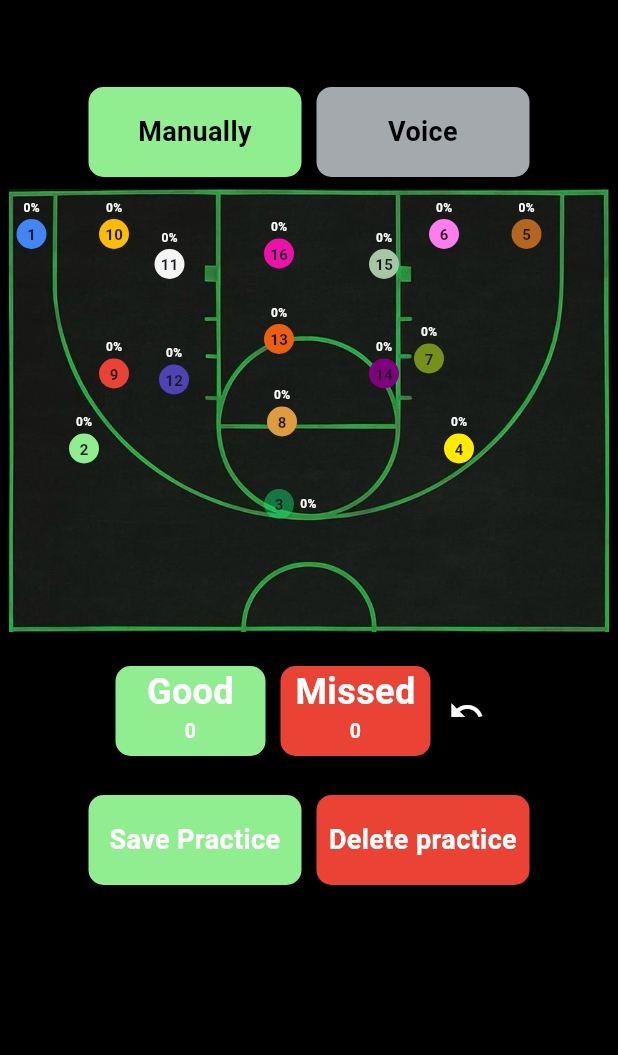
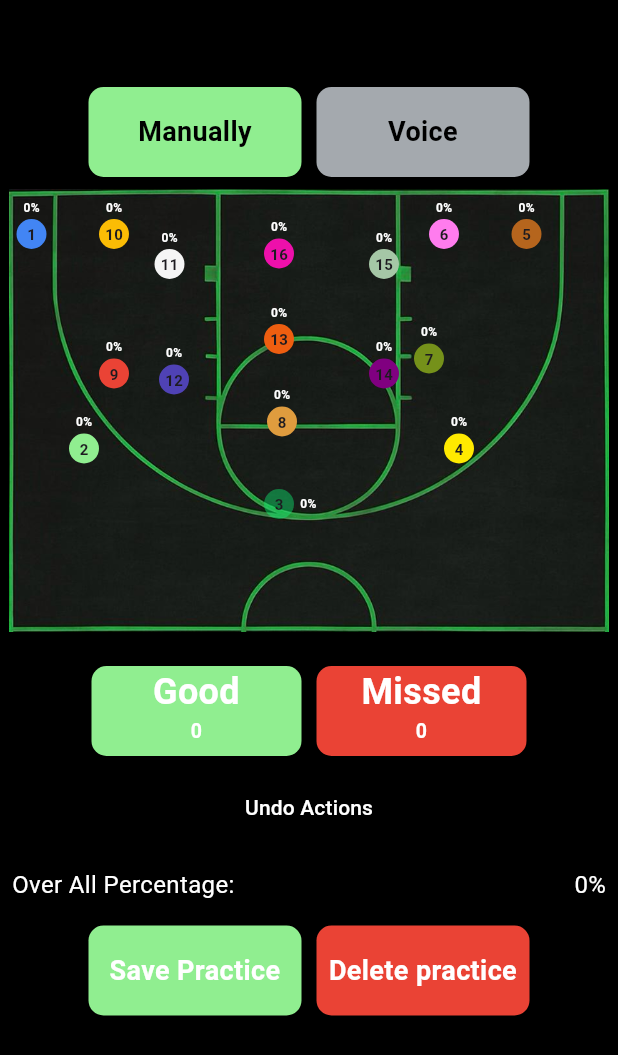
Before and after one commit to fwdAndroid/swee16, a Flutter app: the HomePage screen opened directly, on a phone screen of 412 x 824 dp. Shown: the top 1055 px of the screen. Run offline on Flutter 3.47's test engine with Material 3 defaults, Android fonts, the phone set to English and light mode, and no system bars; our stand-ins replace cloud_firestore, firebase_auth, firebase_core, google_fonts, google_sign_in, social_login_buttons and 1 more; accounts and stored records are empty.

Commit message:
overall Percentage

```diff
--- a/lib/screens/main/pages/home_page.dart
+++ b/lib/screens/main/pages/home_page.dart
@@ -410,18 +410,55 @@ class _HomePageState extends State<HomePage> {
                         titleText: 'Missed',
                         subtitleText: totalMissed.toString(),
                       ),
-                      IconButton(
-                        icon: Icon(Icons.undo, color: whiteColor),
-                        onPressed: _undoLastAction,
-                        tooltip: "Undo Last Action",
-                      ),
                     ],
                   ),
                   const SizedBox(height: 10),
+                  Center(
+                    child: TextButton(
+                      onPressed: _undoLastAction,
+                      child: Text(
+                        "Undo Actions",
+                        style: TextStyle(color: whiteColor),
+                      ),
+                    ),
+                  ),
                 ],
               ),
             ),
 
+            Padding(
+              padding: const EdgeInsets.all(8.0),
+              child: Row(
+                mainAxisAlignment: MainAxisAlignment.spaceBetween,
+                children: [
+                  Text(
+                    'Over All Percentage: ',
+                    style: TextStyle(color: whiteColor, fontSize: 16),
+                  ),
+                  Text(
+                    '${calculatePercentage(totalGood, totalMissed)}%',
+                    style: TextStyle(color: whiteColor, fontSize: 16),
+                  ),
+                ],
+              ),
+            ),
+
+            // Padding(
+            //   padding: const EdgeInsets.all(8.0),
+            //   child: Row(
+            //     mainAxisAlignment: MainAxisAlignment.spaceBetween,
+            //     children: [
+            //       Text(
+            //         'Over All Percentage: ',
+            //         style: TextStyle(color: whiteColor, fontSize: 16),
+            //       ),
+            //       Text(
+            //         '${calculatePercentage(totalGood, totalMissed)}%',
+            //         style: TextStyle(color: whiteColor, fontSize: 16),
+            //       ),
+            //     ],
+            //   ),
+            // ),
             Padding(
               padding: const EdgeInsets.all(8.0),
               child: Row(
--- a/lib/widget/good_missed_button_widget.dart
+++ b/lib/widget/good_missed_button_widget.dart
@@ -44,7 +44,7 @@ class GoodMissedButtonWidget extends StatelessWidget {
             ],
           ),
         ),
-        width: 100,
+        width: 140,
         height: 60,
         decoration: BoxDecoration(
           color: color,
```
